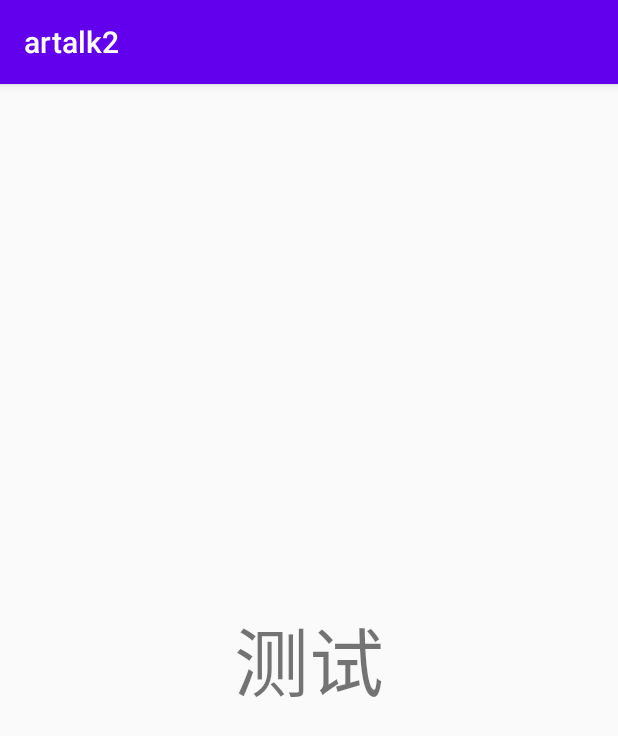
After one commit to TAOTAO-WEB/artalk2, an Android app: the fragment TestFragment shown on its own in the app's theme, on a phone screen of 412 x 824 dp. The commit adds this screen. Shown: the top 736 px of the screen. Run offline under Robolectric (Android 15) with nearby library versions, the phone set to English and light mode, and no system bars.

Commit message:
add a navigationview

```diff
--- /dev/null
+++ b/app/src/main/java/cn/edu/hdu/artalk2/NavigationFragment/TestFragment.java
@@ -0,0 +1,46 @@
+package cn.edu.hdu.artalk2.NavigationFragment;
+
+import android.os.Bundle;
+import android.support.annotation.Nullable;
+import android.support.v4.app.Fragment;
+import android.view.LayoutInflater;
+import android.view.View;
+import android.view.ViewGroup;
+import android.widget.TextView;
+
+import cn.edu.hdu.artalk2.R;
+
+public class TestFragment extends Fragment {
+    private TextView tv;
+
+    public static TestFragment newInstance(String name) {
+
+        Bundle args = new Bundle();
+        args.putString("name", name);
+        TestFragment fragment = new TestFragment();
+        fragment.setArguments(args);
+        return fragment;
+    }
+
+    @Nullable
+    @Override
+    public View
+    onCreateView(LayoutInflater inflater, @Nullable ViewGroup container, Bundle savedInstanceState) {
+        View view = inflater.inflate(R.layout.fragment_test, container, false);
+        return view;
+    }
+
+    @Override
+    public void onViewCreated(View view, @Nullable Bundle savedInstanceState) {
+        super.onViewCreated(view, savedInstanceState);
+        tv = (TextView) view.findViewById(R.id.fragment_test_tv);
+
+        Bundle bundle = getArguments();
+        if (bundle != null) {
+            String name = bundle.get("name").toString();
+            tv.setText(name);
+        }
+
+    }
+
+}
--- /dev/null
+++ b/app/src/main/res/layout/fragment_test.xml
@@ -0,0 +1,15 @@
+<?xml version="1.0" encoding="utf-8"?>
+<LinearLayout xmlns:android="http://schemas.android.com/apk/res/android"
+    android:layout_width="match_parent"
+    android:layout_height="match_parent"
+    android:orientation="vertical">
+
+    <TextView
+        android:id="@+id/fragment_test_tv"
+        android:layout_width="match_parent"
+        android:layout_height="match_parent"
+        android:textSize="50dp"
+        android:gravity="center"
+        android:text="测试"/>
+
+</LinearLayout>
--- a/app/src/main/res/values/colors.xml
+++ b/app/src/main/res/values/colors.xml
@@ -4,4 +4,6 @@
     <color name="colorPrimaryDark">#3700B3</color>
     <color name="colorAccent">#03DAC5</color>
     <color name="colorNavigationBar">#EEAF12</color>
+    <color name="tab_checked">#ED6A2C</color>
+    <color name="tab_unchecked">#757575</color>
 </resources>
```
Also changed, not shown: app/src/main/java/cn/edu/hdu/artalk2/BottomNavigationViewHelper.java (added, +35 -0 lines), app/src/main/java/cn/edu/hdu/artalk2/MapActivity.java (+67 -0 lines), app/src/main/java/cn/edu/hdu/artalk2/adapter/ViewPagerAdapter.java (added, +31 -0 lines), app/src/main/res/layout/activity_map.xml (+10 -7 lines), app/src/main/res/values/dimens.xml (+8 -3 lines).
